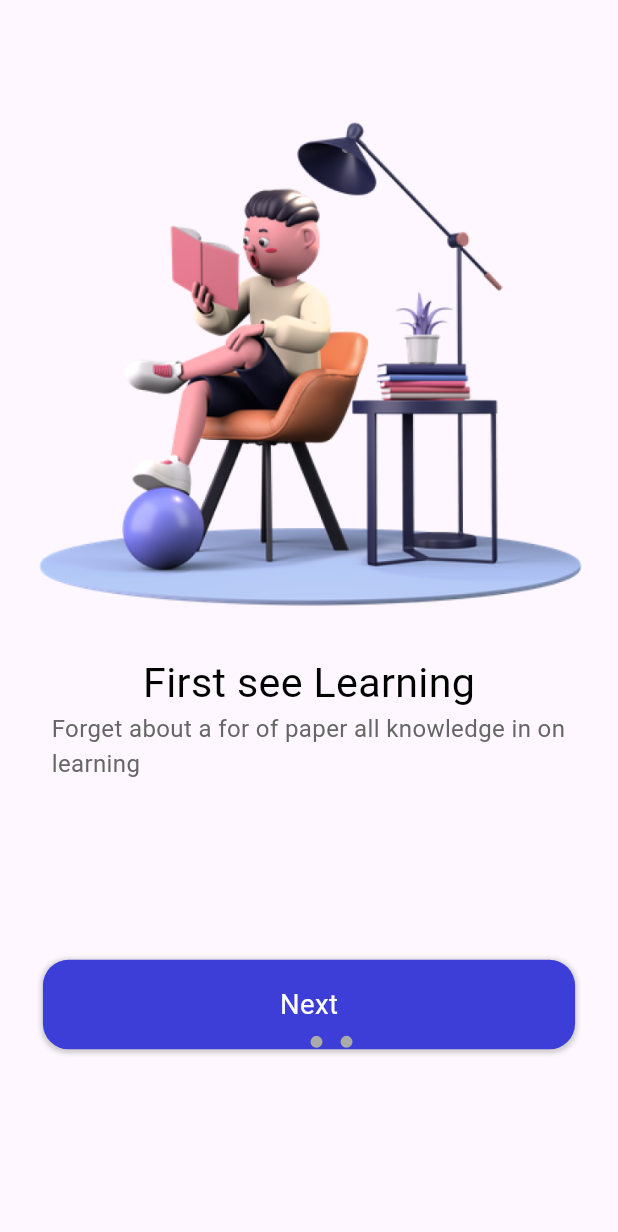
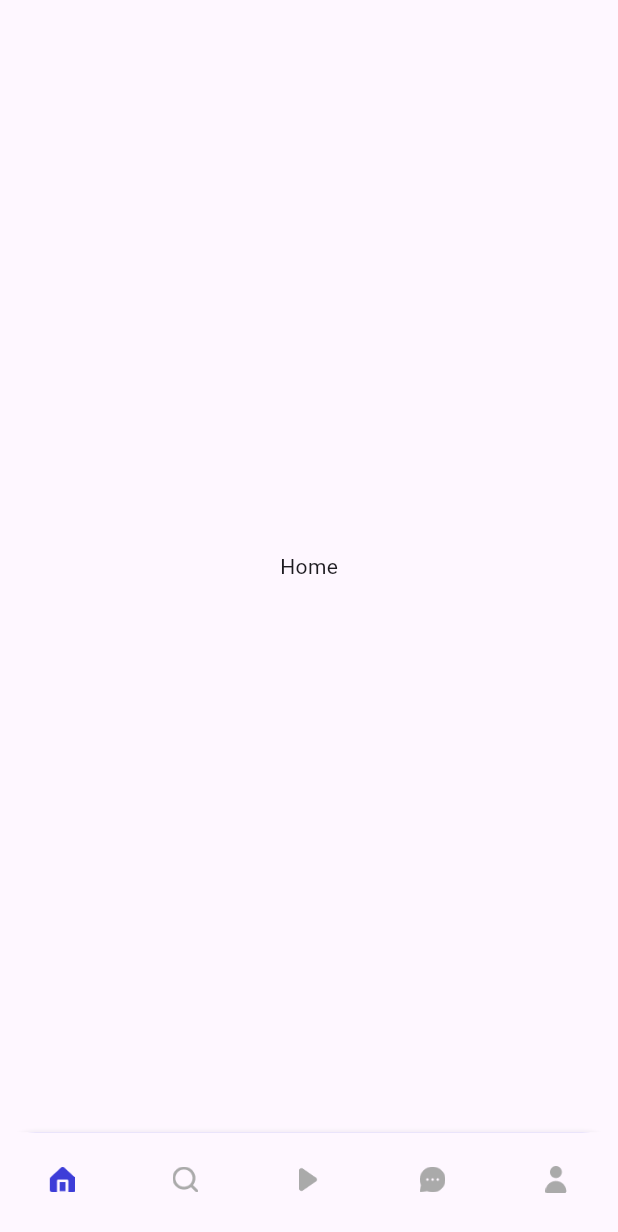
Before and after one commit to bravol/u-learning--app-BLOC-VERSION-, a Flutter app: the screen it shows after launch, on a phone screen of 412 x 824 dp. Shown: the top 1232 px of the screen. Run offline on Flutter 3.47's test engine with Material 3 defaults, Android fonts, the phone set to English and light mode, and no system bars; drawn by our look-alikes of dots_indicator; our stand-ins replace cloud_firestore, firebase_auth, firebase_core, flutter_bloc, flutter_screenutil, fluttertoast; missing offline and left inert: animated_snack_bar; accounts and stored records are empty.

Commit message:
bottom navigation bar is finished

```diff
--- a/lib/main.dart
+++ b/lib/main.dart
@@ -3,6 +3,7 @@ import 'package:flutter/material.dart';
 import 'package:flutter_bloc/flutter_bloc.dart';
 import 'package:flutter_screenutil/flutter_screenutil.dart';
 import 'package:u_learning_app/common/values/colors.dart';
+import 'package:u_learning_app/pages/application/application.dart';
 import 'package:u_learning_app/pages/bloc_providers.dart';
 import 'package:u_learning_app/pages/home/home.dart';
 import 'package:u_learning_app/pages/register/register.dart';
@@ -34,7 +35,7 @@ class MyApp extends StatelessWidget {
               backgroundColor: Colors.white,
             ),
           ),
-          home: const Welcome(),
+          home: const Application(),
           routes: {
             '/home-page': (context) => const Home(),
             '/sign-in': (context) => const SignIn(),
--- /dev/null
+++ b/lib/pages/application/application.dart
@@ -0,0 +1,144 @@
+import 'package:flutter/material.dart';
+import 'package:flutter_screenutil/flutter_screenutil.dart';
+import 'package:u_learning_app/common/values/colors.dart';
+import 'package:u_learning_app/pages/application/application_widgets.dart';
+
+class Application extends StatefulWidget {
+  const Application({super.key});
+
+  @override
+  State<Application> createState() => _ApplicationState();
+}
+
+class _ApplicationState extends State<Application> {
+  int index = 0;
+  @override
+  Widget build(BuildContext context) {
+    return Container(
+      color: Colors.white,
+      child: SafeArea(
+          child: Scaffold(
+        body: buildPage(index),
+        bottomNavigationBar: Container(
+          width: 375.w,
+          height: 58.h,
+          decoration: BoxDecoration(
+              color: AppColors.primaryElement,
+              boxShadow: [
+                BoxShadow(
+                  color: Colors.grey.withOpacity(0.1),
+                  blurRadius: 1,
+                  spreadRadius: 1,
+                ),
+              ],
+              borderRadius: BorderRadius.only(
+                  topLeft: Radius.circular(20.h),
+                  topRight: Radius.circular(20.h))),
+          child: BottomNavigationBar(
+              type: BottomNavigationBarType.fixed,
+              showSelectedLabels: false,
+              showUnselectedLabels: false,
+              selectedItemColor: AppColors.primaryElement,
+              unselectedItemColor: AppColors.primaryForthElementText,
+              currentIndex: index,
+              elevation: 0,
+              onTap: (value) {
+                setState(() {
+                  index = value;
+                });
+              },
+              items: [
+                BottomNavigationBarItem(
+                  label: 'Home',
+                  icon: SizedBox(
+                    width: 15.w,
+                    height: 15.h,
+                    child: Image.asset('assets/icons/home.png'),
+                  ),
+                  activeIcon: SizedBox(
+                    width: 15.w,
+                    height: 15.h,
+                    child: Image.asset(
+                      'assets/icons/home.png',
+                      color: AppColors.primaryElement,
+                    ),
+                  ),
+                ),
+                BottomNavigationBarItem(
+                  label: 'Search',
+                  icon: SizedBox(
+                    width: 15.w,
+                    height: 15.h,
+                    child: Image.asset(
+                      'assets/icons/search2.png',
+                    ),
+                  ),
+                  activeIcon: SizedBox(
+                    width: 15.w,
+                    height: 15.h,
+                    child: Image.asset(
+                      'assets/icons/search2.png',
+                      color: AppColors.primaryElement,
+                    ),
+                  ),
+                ),
+                BottomNavigationBarItem(
+                  label: 'Course',
+                  icon: SizedBox(
+                    width: 15.w,
+                    height: 15.h,
+                    child: Image.asset(
+                      'assets/icons/play-circle1.png',
+                    ),
+                  ),
+                  activeIcon: SizedBox(
+                    width: 15.w,
+                    height: 15.h,
+                    child: Image.asset(
+                      'assets/icons/play-circle1.png',
+                      color: AppColors.primaryElement,
+                    ),
+                  ),
+                ),
+                BottomNavigationBarItem(
+                  label: 'Chat',
+                  icon: SizedBox(
+                    width: 15.w,
+                    height: 15.h,
+                    child: Image.asset(
+                      'assets/icons/message-circle.png',
+                    ),
+                  ),
+                  activeIcon: SizedBox(
+                    width: 15.w,
+                    height: 15.h,
+                    child: Image.asset(
+                      'assets/icons/message-circle.png',
+                      color: AppColors.primaryElement,
+                    ),
+                  ),
+                ),
+                BottomNavigationBarItem(
+                  label: 'Profile',
+                  icon: SizedBox(
+                    width: 15.w,
+                    height: 15.h,
+                    child: Image.asset(
+                      'assets/icons/person2.png',
+                    ),
+                  ),
+                  activeIcon: SizedBox(
+                    width: 15.w,
+                    height: 15.h,
+                    child: Image.asset(
+                      'assets/icons/person2.png',
+                      color: AppColors.primaryElement,
+                    ),
+                  ),
+                ),
+              ]),
+        ),
+      )),
+    );
+  }
+}
--- /dev/null
+++ b/lib/pages/application/application_widgets.dart
@@ -0,0 +1,22 @@
+import 'package:flutter/material.dart';
+
+Widget buildPage(int index) {
+  List<Widget> _widgets = [
+    Center(
+      child: Text("Home"),
+    ),
+    Center(
+      child: Text("Search"),
+    ),
+    Center(
+      child: Text("Course"),
+    ),
+    Center(
+      child: Text("Chat"),
+    ),
+    Center(
+      child: Text("Profile"),
+    ),
+  ];
+  return _widgets[index];
+}
```
